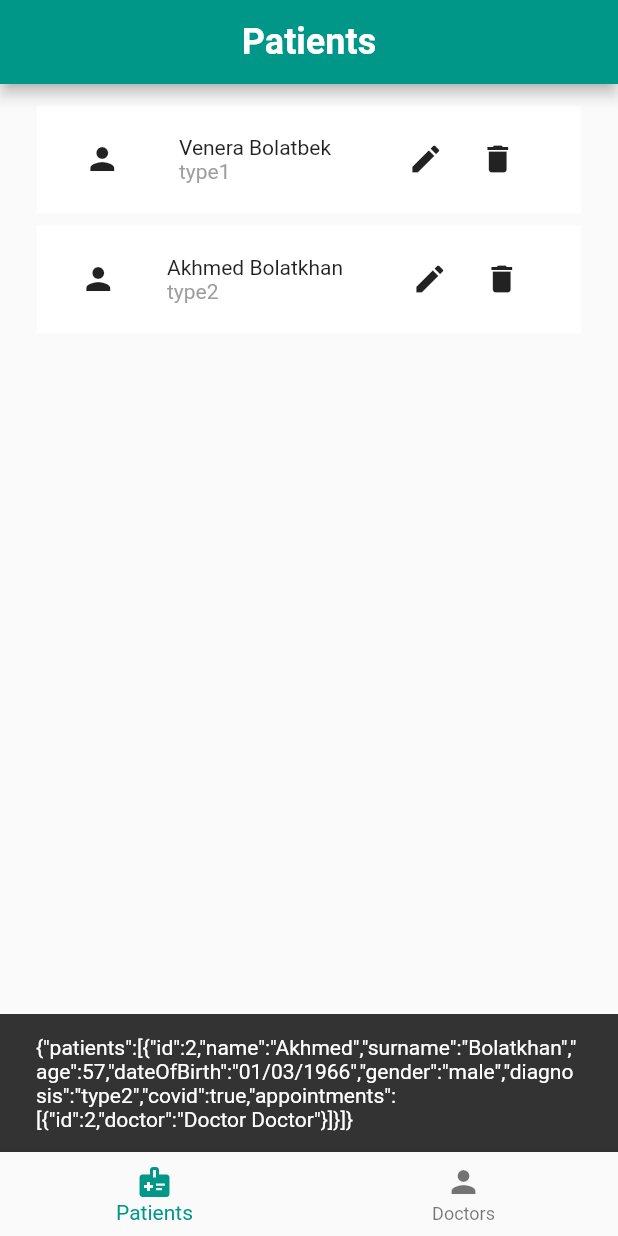
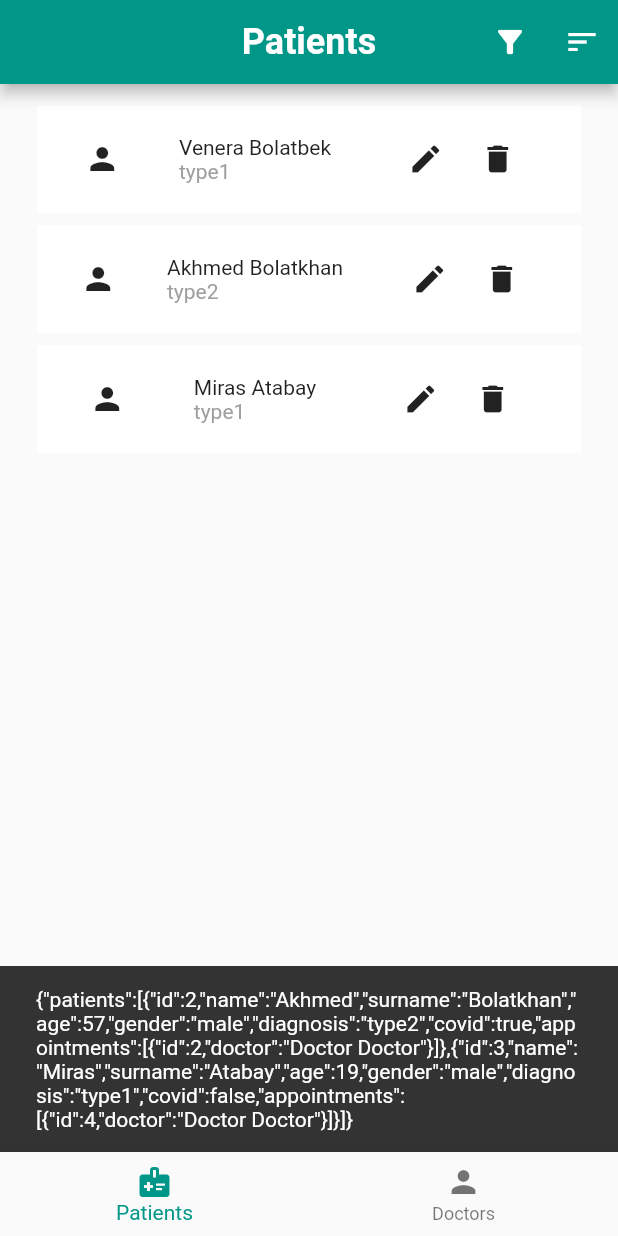
Before and after one commit to assanbayg/noSQL, a Flutter app: the screen it shows after launch, after a tap on the "delete" icon, on a phone screen of 412 x 824 dp. Run offline on Flutter 3.47's test engine with Material 2 defaults, Android fonts, the phone set to English and light mode, and no system bars.

Commit message:
Add filter by name and sort by age

```diff
--- a/database/patients.json
+++ b/database/patients.json
@@ -5,7 +5,6 @@
             "name": "Venera",
             "surname": "Bolatbek",
             "age": 9,
-            "dateOfBirth": "26/08/2013",
             "gender": "female",
             "diagnosis": "type1",
             "covid": false,
@@ -25,7 +24,6 @@
             "name": "Akhmed",
             "surname": "Bolatkhan",
             "age": 57,
-            "dateOfBirth": "01/03/1966",
             "gender": "male",
             "diagnosis": "type2",
             "covid": true,
@@ -35,6 +33,21 @@
                     "doctor": "Doctor Doctor"
                 }
             ]
+        },
+        {
+            "id": 3,
+            "name": "Miras",
+            "surname": "Atabay",
+            "age": 19,
+            "gender": "male",
+            "diagnosis": "type1",
+            "covid": false,
+            "appointments": [
+                {
+                    "id": 4,
+                    "doctor": "Doctor Doctor"
+                }
+            ]
         }
     ]
 }
```
Also changed, not shown: lib/screens/patients_screen.dart (+96 -2 lines).
